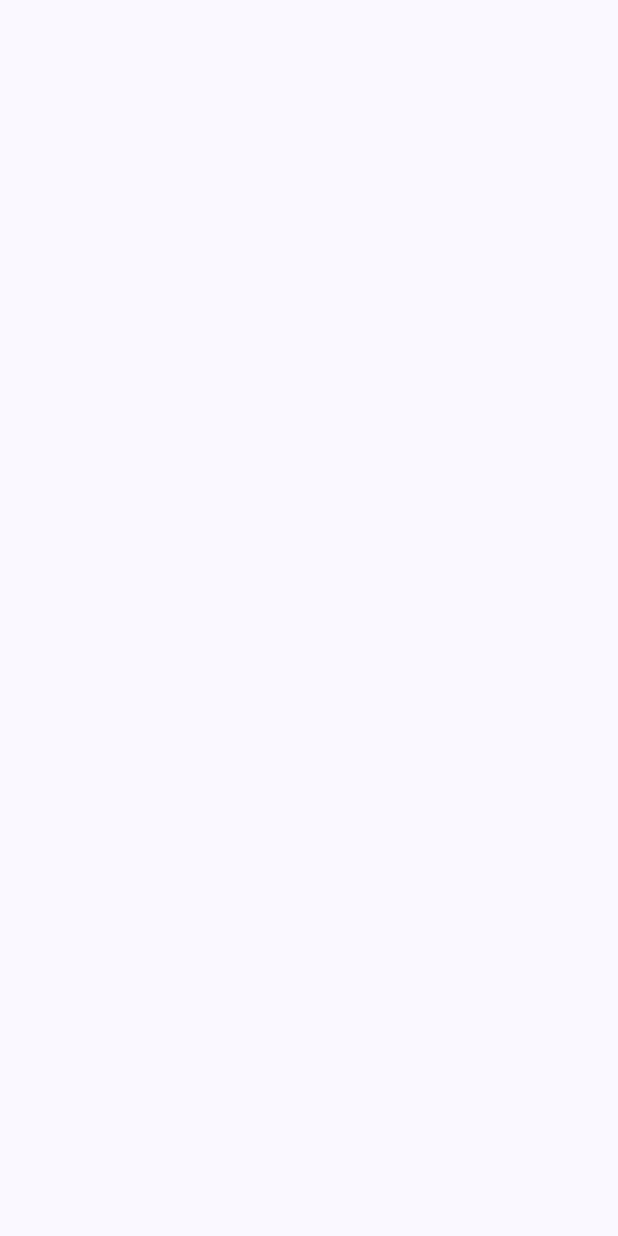
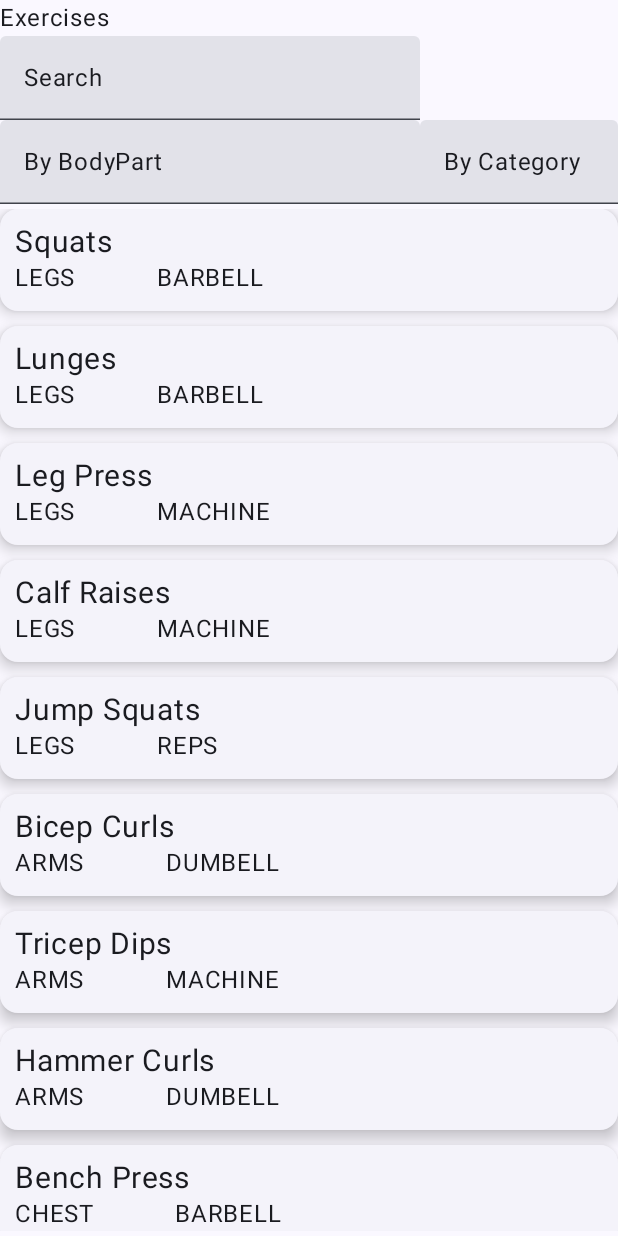
Before and after one commit to justakline/Fittrack-App, an Android app built with Jetpack Compose: the screen it shows after launch (MainActivity), on a phone screen of 412 x 824 dp. Before the commit the screen is empty. Run offline under Robolectric (Android 15) with nearby library versions, the phone set to English and light mode, and no system bars.

Commit message:
Created ExerciseListScreen and some enums/classes for it

```diff
--- a/app/build.gradle.kts
+++ b/app/build.gradle.kts
@@ -5,7 +5,7 @@ plugins {
 
 android {
     namespace = "com.example.fittrack"
-    compileSdk = 33
+    compileSdk = 34
 
     defaultConfig {
         applicationId = "com.example.fittrack"
--- /dev/null
+++ b/app/src/main/java/com/example/fittrack/ExerciseListScreen.kt
@@ -0,0 +1,118 @@
+package com.example.fittrack
+
+import android.util.Log
+import androidx.compose.foundation.clickable
+import androidx.compose.foundation.layout.Arrangement
+import androidx.compose.foundation.layout.Column
+import androidx.compose.foundation.layout.Row
+import androidx.compose.foundation.layout.fillMaxWidth
+
+import androidx.compose.foundation.layout.padding
+import androidx.compose.foundation.lazy.LazyColumn
+import androidx.compose.material3.Text
+import androidx.compose.material3.*
+import androidx.compose.runtime.Composable
+import androidx.compose.runtime.getValue
+import androidx.compose.runtime.mutableStateOf
+import androidx.compose.runtime.remember
+import androidx.compose.runtime.setValue
+import androidx.compose.ui.Modifier
+import androidx.compose.ui.unit.dp
+import androidx.compose.ui.unit.sp
+import com.example.fittrack.models.BodyPart
+import com.example.fittrack.models.Exercise
+import com.example.fittrack.models.ExerciseType
+
+@Composable
+fun ExerciseListScreen(exercises: MutableList<Exercise> ){
+
+
+
+Column{
+    Text(text = "Exercises")
+    SearchBar()
+    Categories()
+    Exercises(exercises)
+
+}
+
+
+
+}
+
+@OptIn(ExperimentalMaterial3Api::class)
+@Composable
+fun SearchBar(){
+    TextField(value = "Search", onValueChange = {})
+}
+
+@OptIn(ExperimentalMaterial3Api::class)
+@Composable
+fun Categories (){
+    //This will be used for if the user wants to see all the exercises of a certain bodypart or category
+    var byBodyPart by remember {mutableStateOf(false)}
+    var byExerciseType by remember {mutableStateOf(false)}
+    Row {
+        /* The archietecture is
+            MenuBox
+                Textfield
+                Dropdown
+                    Item
+                    Item
+
+         */
+        ExposedDropdownMenuBox(expanded =  byBodyPart, onExpandedChange = {byBodyPart = !byBodyPart
+        } ) {
+            TextField(modifier = Modifier.clickable {}.menuAnchor(), value = "By BodyPart", onValueChange ={}, readOnly = true )
+            ExposedDropdownMenu(expanded =  byBodyPart, onDismissRequest = { byBodyPart = false }) {
+                //Create a new DropdownMenuItem for each BodyPart Enum... Do this so If I change or add some more, it wont be hard coded
+                BodyPart.values().forEach { part ->
+                    DropdownMenuItem(text = { Text(text = part.toString())}, onClick = { byBodyPart = false })
+
+                }
+            }
+        }
+        ExposedDropdownMenuBox(expanded =  byExerciseType, onExpandedChange = {byExerciseType = !byExerciseType
+        } ) {
+            TextField(modifier = Modifier.clickable {}.menuAnchor(), value = "By Category", onValueChange ={}, readOnly = true )
+            ExposedDropdownMenu(expanded =  byExerciseType, onDismissRequest = { byExerciseType = false }) {
+                //Create a new DropdownMenuItem for each BodyPart Enum... Do this so If I change or add some more, it wont be hard coded
+                ExerciseType.values().forEach { type ->
+                    DropdownMenuItem(text = { Text(text = type.toString())}, onClick = { byExerciseType = false })
+
+                }
+            }
+        }
+    }
+
+}
+
+@Composable
+fun Exercises(exerciseList: MutableList<Exercise>) {
+
+    //Use a lazy column for all the exercises so that we do not render every single one even when off screen
+    LazyColumn(modifier = Modifier.padding(0.dp, 3.dp),verticalArrangement = Arrangement.spacedBy(10.dp)){
+        items(exerciseList.size){i ->
+            ExerciseCard(exerciseName = exerciseList[i].name, bodyPart = exerciseList[i].bodyPart.toString(), exerciseType = exerciseList[i].type.toString())
+        }
+    }
+}
+@Composable
+fun ExerciseCard(exerciseName:String, bodyPart: String, exerciseType:String){
+    //Using the documentation I found a elevated cards composable, it makes lists look niice
+    //Card elevation gives how much shadow to make it look elevated
+    ElevatedCard (elevation = CardDefaults.cardElevation(defaultElevation = 6.dp)){
+
+        //Separates the Card into a title, and then the categories on the bottem
+        Column (modifier = Modifier.padding(10.dp).fillMaxWidth()){
+            Text(text = exerciseName, fontSize = 20.sp)
+            Row {
+                Text(text = bodyPart)
+
+                Text(text = "\t\t\t\t")
+                Text(text = exerciseType)
+            }
+        }
+    }
+
+}
--- a/app/src/main/java/com/example/fittrack/MainActivity.kt
+++ b/app/src/main/java/com/example/fittrack/MainActivity.kt
@@ -10,11 +10,15 @@ import androidx.compose.material3.Text
 import androidx.compose.runtime.Composable
 import androidx.compose.ui.Modifier
 import androidx.compose.ui.tooling.preview.Preview
+import com.example.fittrack.models.BodyPart
+import com.example.fittrack.models.Exercise
+import com.example.fittrack.models.ExerciseType
 import com.example.fittrack.ui.theme.FittrackTheme
 
 class MainActivity : ComponentActivity() {
     override fun onCreate(savedInstanceState: Bundle?) {
         super.onCreate(savedInstanceState)
+        val exercises = createExercises()
         setContent {
             FittrackTheme {
                 // A surface container using the 'background' color from the theme
@@ -22,6 +26,7 @@ class MainActivity : ComponentActivity() {
                     modifier = Modifier.fillMaxSize(),
                     color = MaterialTheme.colorScheme.background
                 ) {
+                    ExerciseListScreen(exercises)
 
                 }
             }
@@ -37,3 +42,54 @@ fun GreetingPreview() {
 
     }
 }
+
+fun createExercises(): MutableList<Exercise> {
+    return mutableListOf<Exercise>().apply {
+        // Legs
+        add(Exercise("Squats", ExerciseType.BARBELL, BodyPart.LEGS))
+        add(Exercise("Lunges", ExerciseType.BARBELL, BodyPart.LEGS))
+        add(Exercise("Leg Press", ExerciseType.MACHINE, BodyPart.LEGS))
+        add(Exercise("Calf Raises", ExerciseType.MACHINE, BodyPart.LEGS))
+        add(Exercise("Jump Squats", ExerciseType.REPS, BodyPart.LEGS))
+
+        // Arms
+        add(Exercise("Bicep Curls", ExerciseType.DUMBELL, BodyPart.ARMS))
+        add(Exercise("Tricep Dips", ExerciseType.MACHINE, BodyPart.ARMS))
+        add(Exercise("Hammer Curls", ExerciseType.DUMBELL, BodyPart.ARMS))
+
+        // Chest
+        add(Exercise("Bench Press", ExerciseType.BARBELL, BodyPart.CHEST))
+        add(Exercise("Chest Fly", ExerciseType.DUMBELL, BodyPart.CHEST))
+        add(Exercise("Push-Ups", ExerciseType.REPS, BodyPart.CHEST))
+        add(Exercise("Pullovers", ExerciseType.DUMBELL, BodyPart.CHEST))
+        add(Exercise("Dumbbell Press", ExerciseType.DUMBELL, BodyPart.CHEST))
+
+        // Back
+        add(Exercise("Pull-Ups", ExerciseType.REPS, BodyPart.BACK))
+        add(Exercise("Bent Over Rows", ExerciseType.BARBELL, BodyPart.BACK))
+        add(Exercise("Deadlifts", ExerciseType.BARBELL, BodyPart.BACK))
+        add(Exercise("Face Pulls", ExerciseType.MACHINE, BodyPart.BACK))
+        add(Exercise("Lat Pull Downs", ExerciseType.MACHINE, BodyPart.BACK))
+
+        // Abs
+        add(Exercise("Sit-Ups", ExerciseType.REPS, BodyPart.CORE))
+        add(Exercise("Plank", ExerciseType.DURATION, BodyPart.CORE))
+        add(Exercise("Russian Twists", ExerciseType.REPS, BodyPart.CORE))
+        add(Exercise("Leg Raises", ExerciseType.REPS, BodyPart.CORE))
+        add(Exercise("Mountain Climbers", ExerciseType.DURATION, BodyPart.CORE))
+
+        // Shoulders
+        add(Exercise("Shoulder Press", ExerciseType.BARBELL, BodyPart.SHOULDERS))
+        add(Exercise("Lateral Raises", ExerciseType.DUMBELL, BodyPart.SHOULDERS))
+        add(Exercise("Front Raises", ExerciseType.DURATION, BodyPart.SHOULDERS))
+        add(Exercise("Shrugs", ExerciseType.DUMBELL, BodyPart.SHOULDERS))
+        add(Exercise("Reverse Fly", ExerciseType.DUMBELL, BodyPart.SHOULDERS))
+
+        // Full Body
+        add(Exercise("Burpees", ExerciseType.DURATION, BodyPart.FULL_BODY))
+        add(Exercise("Jumping Jacks", ExerciseType.REPS, BodyPart.FULL_BODY))
+        add(Exercise("Tuck Jumps", ExerciseType.REPS, BodyPart.FULL_BODY))
+        add(Exercise("Bear Crawl", ExerciseType.DURATION, BodyPart.FULL_BODY))
+        add(Exercise("High Knees", ExerciseType.DURATION, BodyPart.FULL_BODY))
+    }
+}
--- /dev/null
+++ b/app/src/main/java/com/example/fittrack/models/BodyPart.kt
@@ -0,0 +1,13 @@
+package com.example.fittrack.models
+
+//Used to differentiate exercises by bodypart
+enum class BodyPart {
+    LEGS,
+    ARMS,
+    CHEST,
+    BACK,
+    CORE,
+    SHOULDERS,
+    FULL_BODY,
+    CARDIO
+}
--- /dev/null
+++ b/app/src/main/java/com/example/fittrack/models/Exercise.kt
@@ -0,0 +1,8 @@
+package com.example.fittrack.models
+
+//An exercise is a name, an type, and bodypart
+data class Exercise(
+    val name: String,
+    val type:ExerciseType,
+    val bodyPart: BodyPart
+)
--- /dev/null
+++ b/app/src/main/java/com/example/fittrack/models/ExerciseType.kt
@@ -0,0 +1,12 @@
+package com.example.fittrack.models
+
+
+//Used to differentiate exercises by ExerciseType
+enum class ExerciseType {
+
+    DURATION,
+    DUMBELL,
+    BARBELL,
+    MACHINE,
+    REPS
+}
--- /dev/null
+++ b/app/src/main/java/com/example/fittrack/ui/ExerciseList.kt
@@ -0,0 +1,8 @@
+package com.example.fittrack.ui
+
+import androidx.lifecycle.ViewModel
+
+class ExerciseList: ViewModel() {
+
+
+}
```
